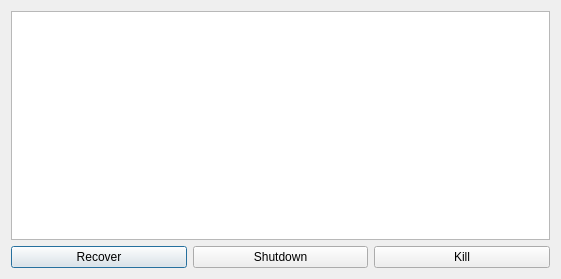
huggle/huggle3-qt-lx, file huggle/exceptionwindow.ui: the form before one commit.
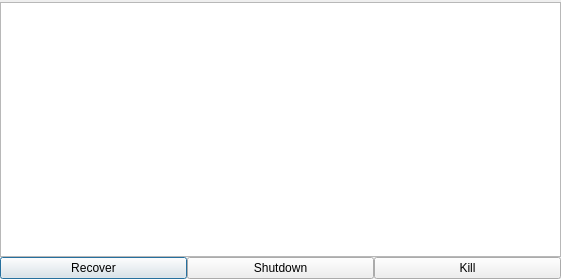
The form after the commit.

```diff
--- a/huggle/exceptionwindow.ui
+++ b/huggle/exceptionwindow.ui
@@ -14,6 +14,21 @@
    <string>Dialog</string>
   </property>
   <layout class="QVBoxLayout" name="verticalLayout">
+   <property name="spacing">
+    <number>0</number>
+   </property>
+   <property name="leftMargin">
+    <number>0</number>
+   </property>
+   <property name="topMargin">
+    <number>2</number>
+   </property>
+   <property name="rightMargin">
+    <number>0</number>
+   </property>
+   <property name="bottomMargin">
+    <number>0</number>
+   </property>
    <item>
     <widget class="QTextEdit" name="textEdit">
      <property name="readOnly">
@@ -23,6 +38,9 @@
    </item>
    <item>
     <layout class="QHBoxLayout" name="horizontalLayout">
+     <property name="spacing">
+      <number>0</number>
+     </property>
      <item>
       <widget class="QPushButton" name="pushButton">
        <property name="text">
```
Left out of the diff: 2 changed lines with no effect on the pictures.
